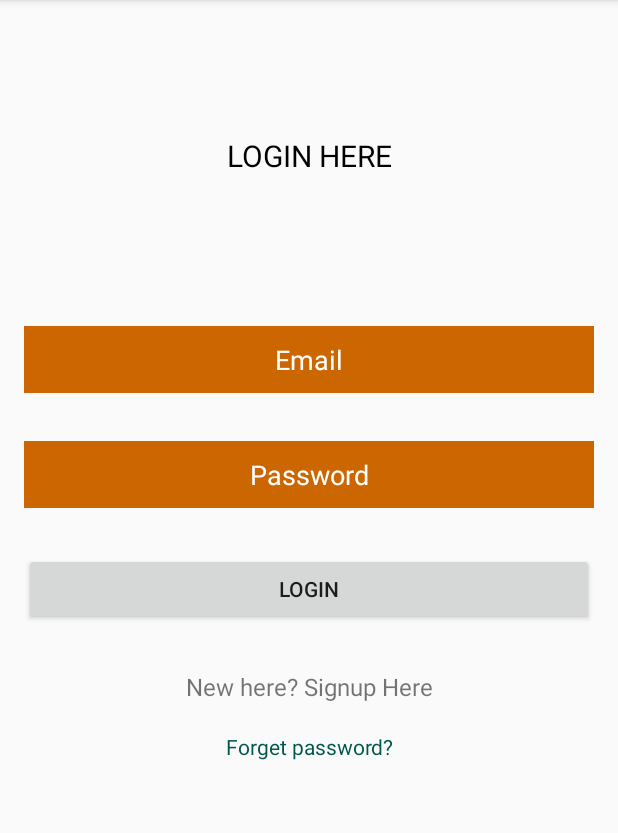
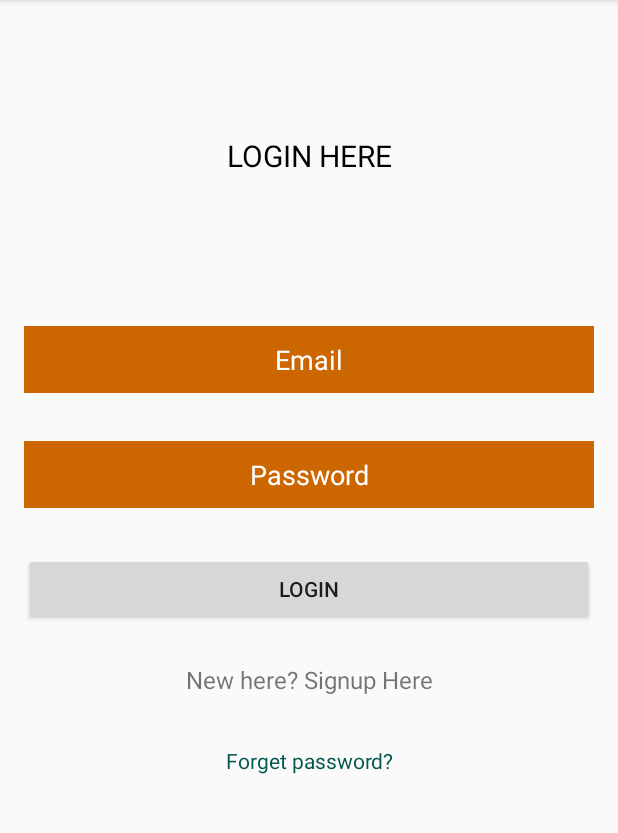
Before and after one commit to sahanmadu/GemMSupportApp, an Android app: the screen it shows after launch (Login), on a phone screen of 412 x 824 dp, the part 84-917 px from its top. Run offline under Robolectric (Android 15) with nearby library versions, the phone set to English and light mode, and no system bars; our stand-ins replace Firebase (no records; nobody signed in at launch, a user with empty details on screens opened directly).

Commit message:
edited some text fields

```diff
--- a/app/src/main/res/layout/activity_login.xml
+++ b/app/src/main/res/layout/activity_login.xml
@@ -35,7 +35,7 @@
         android:background="#cc6600"
         android:ems="10"
         android:hint="Password"
-        android:inputType="textPersonName"
+        android:inputType="textPassword"
         android:padding="10dp"
         android:textAlignment="center"
         android:textColorHint="@android:color/background_light"
@@ -73,40 +73,40 @@
         android:id="@+id/txtlogin"
         android:layout_width="0dp"
         android:layout_height="wrap_content"
-        android:layout_marginBottom="106dp"
+        android:layout_marginTop="40dp"
+        android:layout_marginBottom="18dp"
         android:text="New here? Signup Here"
         android:textAlignment="center"
         android:textSize="16dp"
-        app:layout_constraintBottom_toBottomOf="parent"
+        app:layout_constraintBottom_toTopOf="@+id/txtfpass"
         app:layout_constraintEnd_toEndOf="parent"
         app:layout_constraintHorizontal_bias="0.0"
         app:layout_constraintStart_toStartOf="parent"
-        app:layout_constraintTop_toBottomOf="@+id/button"
-        app:layout_constraintVertical_bias="0.135" />
+        app:layout_constraintTop_toBottomOf="@+id/button" />
 
     <ProgressBar
         android:id="@+id/progressBar"
         style="?android:attr/progressBarStyle"
         android:layout_width="0dp"
         android:layout_height="wrap_content"
-        android:layout_marginTop="85dp"
+        android:layout_marginTop="40dp"
         android:layout_marginBottom="138dp"
         android:textAlignment="center"
         android:visibility="invisible"
         app:layout_constraintBottom_toBottomOf="parent"
         app:layout_constraintEnd_toEndOf="parent"
         app:layout_constraintStart_toStartOf="parent"
-        app:layout_constraintTop_toBottomOf="@+id/txtlogin" />
+        app:layout_constraintTop_toBottomOf="@+id/txtfpass" />
 
     <TextView
         android:id="@+id/txtfpass"
         android:layout_width="0dp"
         android:layout_height="wrap_content"
-        android:layout_marginTop="12dp"
-        android:layout_marginBottom="53dp"
+        android:layout_marginTop="15dp"
+        android:layout_marginBottom="40dp"
         android:text="Forget password?"
+        android:textAlignment="center"
         android:textColor="@color/colorPrimaryDark"
-        android:textAlignment="center"
         app:layout_constraintBottom_toTopOf="@+id/progressBar"
         app:layout_constraintEnd_toEndOf="parent"
         app:layout_constraintStart_toStartOf="parent"
```
Also changed, not shown: app/src/main/res/layout/activity_register.xml (+6 -6 lines).
